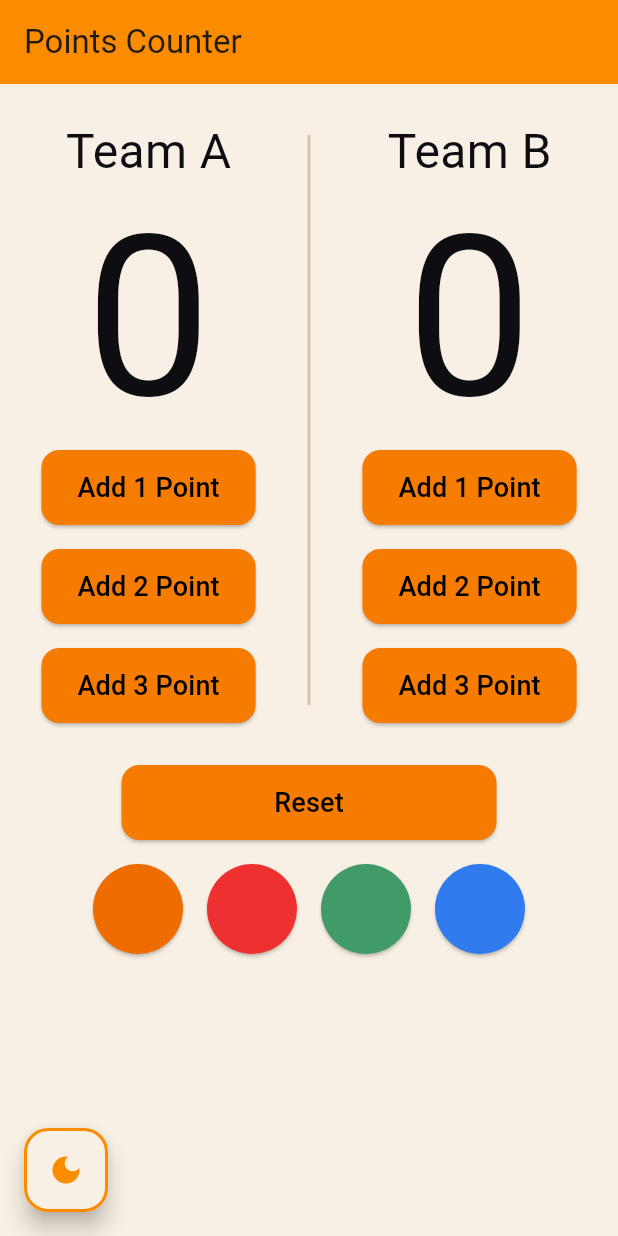
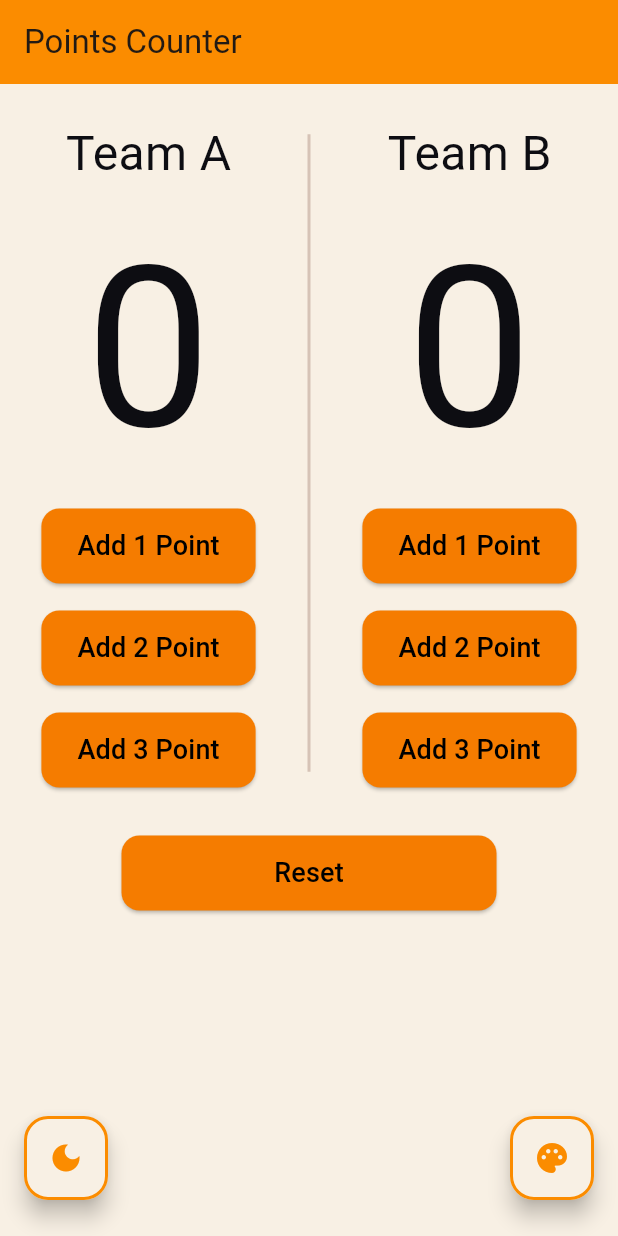
Before and after one commit to Kerolos-Morcos/Basketball-Counter-App, a Flutter app: the screen it shows after launch, on a phone screen of 412 x 824 dp. Run offline on Flutter 3.47's test engine with Material 3 defaults, Android fonts, the phone set to English and light mode, and no system bars; our stand-ins replace flutter_bloc, hydrated_bloc.

Commit message:
add modal bottom sheet for color palette and customize its theming

```diff
--- a/lib/core/config/theme/theme_data/dark/color_palette_dark/theme_data_blue_dark.dart
+++ b/lib/core/config/theme/theme_data/dark/color_palette_dark/theme_data_blue_dark.dart
@@ -3,6 +3,9 @@ import 'package:flutter/material.dart';
 
 ThemeData getDarkBlueTheme() {
   return ThemeData(
+    bottomSheetTheme: const BottomSheetThemeData(
+      backgroundColor: AppColors.blueDarkScaffoldBackground,
+    ),
     iconTheme: const IconThemeData(
       color: Colors.white,
     ),
--- a/lib/core/config/theme/theme_data/dark/color_palette_dark/theme_data_green_dark.dart
+++ b/lib/core/config/theme/theme_data/dark/color_palette_dark/theme_data_green_dark.dart
@@ -3,6 +3,9 @@ import 'package:flutter/material.dart';
 
 ThemeData getDarkGreenTheme() {
   return ThemeData(
+    bottomSheetTheme: const BottomSheetThemeData(
+      backgroundColor: AppColors.greenDarkScaffoldBackground,
+    ),
     iconTheme: const IconThemeData(
       color: Colors.white,
     ),
--- a/lib/core/config/theme/theme_data/dark/color_palette_dark/theme_data_red_dark.dart
+++ b/lib/core/config/theme/theme_data/dark/color_palette_dark/theme_data_red_dark.dart
@@ -3,6 +3,9 @@ import 'package:flutter/material.dart';
 
 ThemeData getDarkRedTheme() {
   return ThemeData(
+    bottomSheetTheme: const BottomSheetThemeData(
+      backgroundColor: AppColors.redDarkScaffoldBackground,
+    ),
     iconTheme: const IconThemeData(
       color: Colors.white,
     ),
--- a/lib/core/config/theme/theme_data/dark/theme_data_default_dark.dart
+++ b/lib/core/config/theme/theme_data/dark/theme_data_default_dark.dart
@@ -3,6 +3,9 @@ import 'package:flutter/material.dart';
 
 ThemeData getDarkDefaultTheme() {
   return ThemeData(
+    bottomSheetTheme: const BottomSheetThemeData(
+      backgroundColor: Colors.black,
+    ),
     iconTheme: const IconThemeData(
       color: Colors.white,
     ),
--- a/lib/core/config/theme/theme_data/light/color_palette_light/theme_data_blue_light.dart
+++ b/lib/core/config/theme/theme_data/light/color_palette_light/theme_data_blue_light.dart
@@ -3,6 +3,9 @@ import 'package:flutter/material.dart';
 
 ThemeData getLightBlueTheme() {
   return ThemeData(
+    bottomSheetTheme: const BottomSheetThemeData(
+      backgroundColor: AppColors.blueLightScaffoldBackground,
+    ),
     iconTheme: const IconThemeData(
       color: AppColors.blueLightPrimary300,
     ),
--- a/lib/core/config/theme/theme_data/light/color_palette_light/theme_data_green_light.dart
+++ b/lib/core/config/theme/theme_data/light/color_palette_light/theme_data_green_light.dart
@@ -3,6 +3,9 @@ import 'package:flutter/material.dart';
 
 ThemeData getLightGreenTheme() {
   return ThemeData(
+    bottomSheetTheme: const BottomSheetThemeData(
+      backgroundColor: AppColors.greenLightScaffoldBackground,
+    ),
     iconTheme: const IconThemeData(
       color: AppColors.greenLightPrimary200,
     ),
--- a/lib/core/config/theme/theme_data/light/color_palette_light/theme_data_red_light.dart
+++ b/lib/core/config/theme/theme_data/light/color_palette_light/theme_data_red_light.dart
@@ -3,6 +3,9 @@ import 'package:flutter/material.dart';
 
 ThemeData getLightRedTheme() {
   return ThemeData(
+    bottomSheetTheme: const BottomSheetThemeData(
+      backgroundColor: AppColors.redLightScaffoldBackground,
+    ),
     iconTheme: const IconThemeData(
       color: AppColors.redLightPrimary200,
     ),
--- a/lib/core/config/theme/theme_data/light/theme_data_default_light.dart
+++ b/lib/core/config/theme/theme_data/light/theme_data_default_light.dart
@@ -3,6 +3,9 @@ import 'package:flutter/material.dart';
 
 ThemeData getLightDefaultTheme() {
   return ThemeData(
+    bottomSheetTheme: const BottomSheetThemeData(
+      backgroundColor: Color.fromARGB(255, 248, 240, 228),
+    ),
     iconTheme: IconThemeData(
       color: Colors.orange.shade600,
     ),
--- a/lib/core/functions/theme_extensions.dart
+++ b/lib/core/functions/theme_extensions.dart
@@ -12,5 +12,10 @@ extension ThemeExtensions on BuildContext {
     return Theme.of(this).iconTheme.color ?? Theme.of(this).colorScheme.primary;
   }
 
+  Color get bottomSheetMode {
+    return Theme.of(this).bottomSheetTheme.backgroundColor ??
+        Theme.of(this).colorScheme.primary;
+  }
+
   ThemeHydratedCubitState get currentThemeState => read<ThemeCubit>().state;
 }
--- a/lib/core/functions/theme_name_enum.dart
+++ b/lib/core/functions/theme_name_enum.dart
@@ -1,10 +1,6 @@
 enum ThemeNameEnum {
-  darkOrange,
-  darkGreen,
-  darkBlue,
-  darkRed,
-  lightOrange,
-  lightGreen,
-  lightBlue,
-  lightRed
+  orange,
+  green,
+  blue,
+  red,
 }
--- a/lib/cubits/theme_hydrated_cubit/theme_hydrated_cubit.dart
+++ b/lib/cubits/theme_hydrated_cubit/theme_hydrated_cubit.dart
@@ -33,7 +33,7 @@ import 'package:hydrated_bloc/hydrated_bloc.dart';
 //   }
 // }
 // ********************************************
-// Color Palette Cubit
+// Color Palette & Dark Mode Cubit
 class ThemeCubit extends HydratedCubit<ThemeHydratedCubitState> {
   ThemeCubit() : super(ThemeDefaultLightState());
   void updateTheme(ThemeHydratedCubitState mode) async {
--- a/lib/pages/home_page.dart
+++ b/lib/pages/home_page.dart
@@ -1,9 +1,5 @@
-import 'package:basketball_counter_app/core/config/theme/app_colors.dart';
-import 'package:basketball_counter_app/core/functions/theme_extensions.dart';
-import 'package:basketball_counter_app/core/functions/theme_name_enum.dart';
-import 'package:basketball_counter_app/core/functions/toggle_mode.dart';
-import 'package:basketball_counter_app/core/functions/toggle_theme.dart';
 import 'package:basketball_counter_app/widgets/home_body_cubit_builder.dart';
+import 'package:basketball_counter_app/widgets/theme_widgets/floating_buttons_dark_palette.dart';
 import 'package:flutter/material.dart';
 
 class HomePage extends StatelessWidget {
@@ -17,94 +13,8 @@ class HomePage extends StatelessWidget {
       appBar: AppBar(
         title: const Text('Points Counter'),
       ),
-      body: Column(
-        children: [
-          const SizedBox(height: 22),
-          const HomeBodyCubitBuilder(),
-          const SizedBox(height: 16),
-          Row(
-            spacing: 16,
-            mainAxisAlignment: MainAxisAlignment.center,
-            children: [
-              ElevatedButton(
-                onPressed: () {
-                  toggleTheme(context, ThemeNameEnum.lightOrange);
-                },
-                style: ElevatedButton.styleFrom(
-                  backgroundColor: Colors.orange.shade800,
-                  shape: const CircleBorder(),
-                  minimumSize: const Size(60, 60),
-                ),
-                child: const SizedBox(width: 10),
-              ),
-              ElevatedButton(
-                onPressed: () {
-                  toggleTheme(context, ThemeNameEnum.lightRed);
-                },
-                style: ElevatedButton.styleFrom(
-                  backgroundColor: AppColors.redLightPrimary200,
-                  shape: const CircleBorder(),
-                  minimumSize: const Size(60, 60),
-                ),
-                child: const SizedBox(width: 10),
-              ),
-              ElevatedButton(
-                onPressed: () {
-                  toggleTheme(context, ThemeNameEnum.lightGreen);
-                },
-                style: ElevatedButton.styleFrom(
-                  backgroundColor: AppColors.greenLightPrimary200,
-                  shape: const CircleBorder(),
-                  minimumSize: const Size(60, 60),
-                ),
-                child: const SizedBox(width: 10),
-              ),
-              ElevatedButton(
-                onPressed: () {
-                  toggleTheme(context, ThemeNameEnum.lightBlue);
-                },
-                style: ElevatedButton.styleFrom(
-                  backgroundColor: AppColors.blueLightPrimary200,
-                  shape: const CircleBorder(),
-                  minimumSize: const Size(60, 60),
-                ),
-                child: const SizedBox(width: 10),
-              ),
-            ],
-          )
-        ],
-      ),
-      // Dark Mode Toggle
-      // floatingActionButton: FloatingActionButton(
-      //   onPressed: () {
-      //     if (context.isDarkMode) {
-      //       context.read<ThemeCubit>().updateTheme(ThemeMode.light);
-      //     } else {
-      //       context.read<ThemeCubit>().updateTheme(ThemeMode.dark);
-      //     }
-      //   },
-      //   child: Icon(
-      //     context.isDarkMode ? Icons.light_mode : Icons.dark_mode,
-      //     color: context.iconMode,
-      //   ),
-      // ),
-      // floatingActionButtonLocation: FloatingActionButtonLocation.startFloat,
-
-      // Color Palette Toggle
-      floatingActionButton: FloatingActionButton(
-        onPressed: () {
-          if (context.isDarkMode) {
-            toggleMode(context);
-          } else {
-            toggleMode(context);
-          }
-        },
-        child: Icon(
-          context.isDarkMode ? Icons.light_mode : Icons.dark_mode,
-          color: context.iconMode,
-        ),
-      ),
-      floatingActionButtonLocation: FloatingActionButtonLocation.startFloat,
+      body: const HomeBodyCubitBuilder(),
+      floatingActionButton: const DarkColorPaletteFloatingButtons(),
     );
   }
 }
--- a/lib/widgets/home_body_cubit_builder.dart
+++ b/lib/widgets/home_body_cubit_builder.dart
@@ -15,14 +15,14 @@ class HomeBodyCubitBuilder extends StatelessWidget {
     return BlocProvider(
       create: (context) => BasketballCubit(),
       child: const Column(
-        mainAxisAlignment: MainAxisAlignment.center,
         children: [
+          SizedBox(height: 23),
           Row(
             mainAxisAlignment: MainAxisAlignment.spaceEvenly,
             children: [
               TeamAColumn(),
               SizedBox(
-                height: 380,
+                height: 425,
                 child: VerticalDivider(
                   thickness: 2,
                 ),
--- a/lib/widgets/reset_button.dart
+++ b/lib/widgets/reset_button.dart
@@ -14,7 +14,7 @@ class ResetButton extends StatelessWidget {
       listener: (context, state) {},
       builder: (context, state) {
         return Container(
-          margin: const EdgeInsets.only(top: 28),
+          margin: const EdgeInsets.only(top: 32),
           child: ElevatedButton(
             onPressed: () {
               BlocProvider.of<BasketballCubit>(context).resetPoints();
--- a/lib/widgets/team_a_column.dart
+++ b/lib/widgets/team_a_column.dart
@@ -21,7 +21,7 @@ class TeamAColumn extends StatelessWidget {
             ),
             Text(
               '${BlocProvider.of<BasketballCubit>(context).teamAPoints}',
-              style: const TextStyle(fontSize: 150, height: 0),
+              style: const TextStyle(fontSize: 150),
             ),
             ElevatedButton(
               onPressed: () {
@@ -36,7 +36,7 @@ class TeamAColumn extends StatelessWidget {
               ),
             ),
             const SizedBox(
-              height: 16,
+              height: 18,
             ),
             ElevatedButton(
               onPressed: () {
@@ -51,7 +51,7 @@ class TeamAColumn extends StatelessWidget {
               ),
             ),
             const SizedBox(
-              height: 16,
+              height: 18,
             ),
             ElevatedButton(
               onPressed: () {
--- a/lib/widgets/team_b_column.dart
+++ b/lib/widgets/team_b_column.dart
@@ -21,7 +21,7 @@ class TeamBColumn extends StatelessWidget {
             ),
             Text(
               '${BlocProvider.of<BasketballCubit>(context).teamBPoints}',
-              style: const TextStyle(fontSize: 150, height: 0),
+              style: const TextStyle(fontSize: 150),
             ),
             ElevatedButton(
               onPressed: () {
@@ -36,7 +36,7 @@ class TeamBColumn extends StatelessWidget {
               ),
             ),
             const SizedBox(
-              height: 16,
+              height: 18,
             ),
             ElevatedButton(
               onPressed: () {
@@ -51,7 +51,7 @@ class TeamBColumn extends StatelessWidget {
               ),
             ),
             const SizedBox(
-              height: 16,
+              height: 18,
             ),
             ElevatedButton(
               onPressed: () {
--- /dev/null
+++ b/lib/widgets/theme_widgets/floating_buttons_dark_palette.dart
@@ -0,0 +1,45 @@
+import 'package:basketball_counter_app/core/functions/theme_extensions.dart';
+import 'package:basketball_counter_app/core/functions/toggle_mode.dart';
+import 'package:basketball_counter_app/widgets/theme_widgets/show_modal_color_palete.dart';
+import 'package:flutter/material.dart';
+
+class DarkColorPaletteFloatingButtons extends StatelessWidget {
+  const DarkColorPaletteFloatingButtons({
+    super.key,
+  });
+
+  @override
+  Widget build(BuildContext context) {
+    return Stack(
+      fit: StackFit.expand,
+      children: [
+        Positioned(
+          bottom: 8,
+          left: 32,
+          child: FloatingActionButton(
+            onPressed: () {
+              toggleMode(context);
+            },
+            child: Icon(
+              context.isDarkMode ? Icons.light_mode : Icons.dark_mode,
+              color: context.iconMode,
+            ),
+          ),
+        ),
+        Positioned(
+          bottom: 8,
+          right: 0,
+          child: FloatingActionButton(
+            onPressed: () {
+              showColorPalette(context);
+            },
+            child: Icon(
+              Icons.palette,
+              color: context.iconMode,
+            ),
+          ),
+        ),
+      ],
+    );
+  }
+}
```
Also changed, not shown: lib/core/functions/toggle_theme.dart (+4 -8 lines), lib/widgets/theme_widgets/show_modal_color_palete.dart (added, +59 -0 lines).
